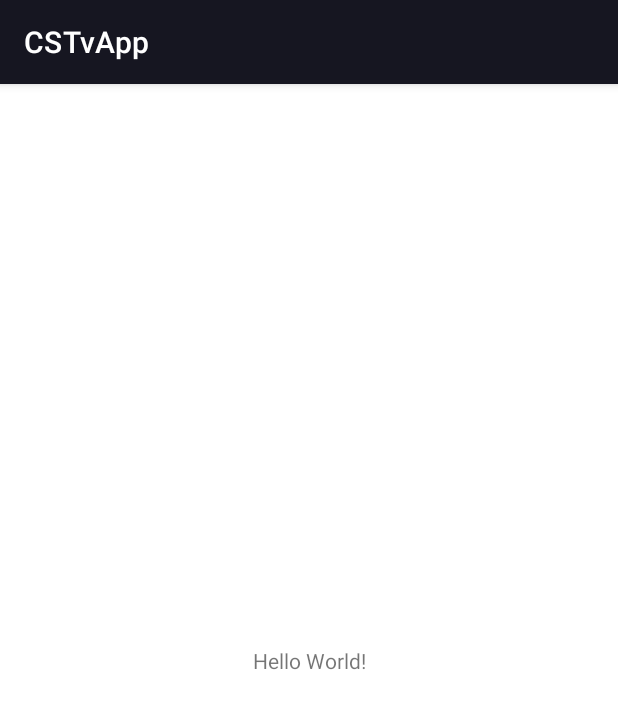
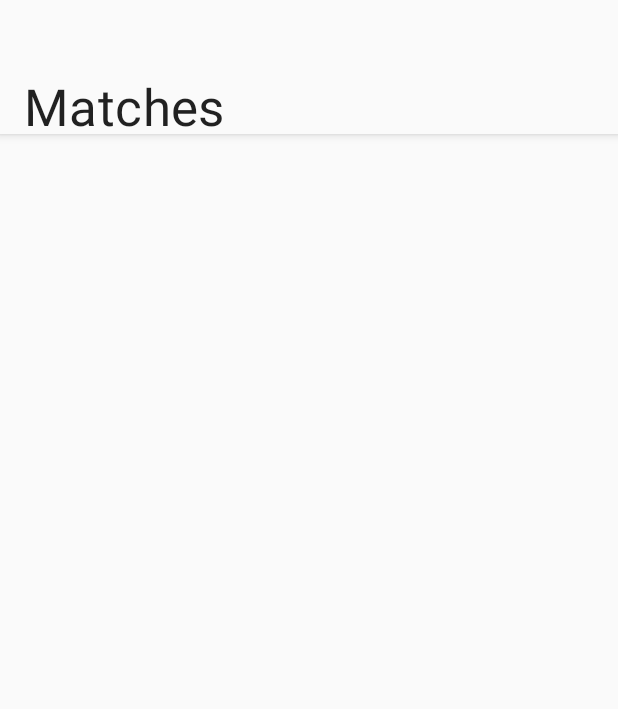
Before and after one commit to brunofelix7/CSTvApp, an Android app: the screen it shows after launch (MainActivity before the commit, MatchListActivity after it), on a phone screen of 412 x 824 dp. Shown: the top 709 px of the screen. Run offline under Robolectric (Android 15) with nearby library versions, the phone set to English and light mode, and no system bars.

Commit message:
:lipstick: Alteração nos temas e criação de Activity de detalhes

```diff
--- a/app/src/main/AndroidManifest.xml
+++ b/app/src/main/AndroidManifest.xml
@@ -1,7 +1,7 @@
 <?xml version="1.0" encoding="utf-8"?>
 <manifest xmlns:android="http://schemas.android.com/apk/res/android"
     xmlns:tools="http://schemas.android.com/tools"
-    package="me.brunofelix.cstvapp">
+    package="me.brunofelix.cstvapp" >
 
     <application
         android:allowBackup="true"
@@ -11,11 +11,14 @@
         android:label="@string/app_name"
         android:roundIcon="@mipmap/ic_launcher_round"
         android:supportsRtl="true"
-        android:theme="@style/Theme.CSTvApp"
-        tools:targetApi="31">
+        android:theme="@style/ThemeCSTvApp"
+        tools:targetApi="31" >
         <activity
-            android:name=".MainActivity"
-            android:exported="true">
+            android:name=".ui.matchdetails.MatchDetailsActivity"
+            android:exported="false" />
+        <activity
+            android:name=".ui.matchlist.MatchListActivity"
+            android:exported="true" >
             <intent-filter>
                 <action android:name="android.intent.action.MAIN" />
 
--- a/app/src/main/java/me/brunofelix/cstvapp/MainActivity.kt
+++ /dev/null
@@ -1,11 +0,0 @@
-package me.brunofelix.cstvapp
-
-import androidx.appcompat.app.AppCompatActivity
-import android.os.Bundle
-
-class MainActivity : AppCompatActivity() {
-    override fun onCreate(savedInstanceState: Bundle?) {
-        super.onCreate(savedInstanceState)
-        setContentView(R.layout.activity_main)
-    }
-}
--- /dev/null
+++ b/app/src/main/java/me/brunofelix/cstvapp/ui/matchdetails/MatchDetailsActivity.kt
@@ -0,0 +1,20 @@
+package me.brunofelix.cstvapp.ui.matchdetails
+
+import androidx.appcompat.app.AppCompatActivity
+import android.os.Bundle
+import me.brunofelix.cstvapp.databinding.ActivityMatchDetailsBinding
+
+class MatchDetailsActivity : AppCompatActivity() {
+
+    private lateinit var binding: ActivityMatchDetailsBinding
+
+    override fun onCreate(savedInstanceState: Bundle?) {
+        super.onCreate(savedInstanceState)
+        initUI()
+    }
+
+    private fun initUI() {
+        binding = ActivityMatchDetailsBinding.inflate(layoutInflater)
+        setContentView(binding.root)
+    }
+}
--- /dev/null
+++ b/app/src/main/java/me/brunofelix/cstvapp/ui/matchlist/MatchListActivity.kt
@@ -0,0 +1,20 @@
+package me.brunofelix.cstvapp.ui.matchlist
+
+import androidx.appcompat.app.AppCompatActivity
+import android.os.Bundle
+import me.brunofelix.cstvapp.databinding.ActivityMatchListBinding
+
+class MatchListActivity : AppCompatActivity() {
+
+    private lateinit var binding: ActivityMatchListBinding
+
+    override fun onCreate(savedInstanceState: Bundle?) {
+        super.onCreate(savedInstanceState)
+        initUI()
+    }
+
+    private fun initUI() {
+        binding = ActivityMatchListBinding.inflate(layoutInflater)
+        setContentView(binding.root)
+    }
+}
--- a/app/src/main/res/layout/activity_main.xml
+++ b/app/src/main/res/layout/activity_match_details.xml
@@ -4,15 +4,6 @@
     xmlns:tools="http://schemas.android.com/tools"
     android:layout_width="match_parent"
     android:layout_height="match_parent"
-    tools:context=".MainActivity">
-
-    <TextView
-        android:layout_width="wrap_content"
-        android:layout_height="wrap_content"
-        android:text="Hello World!"
-        app:layout_constraintBottom_toBottomOf="parent"
-        app:layout_constraintEnd_toEndOf="parent"
-        app:layout_constraintStart_toStartOf="parent"
-        app:layout_constraintTop_toTopOf="parent" />
+    tools:context=".ui.matchdetails.MatchDetailsActivity">
 
 </androidx.constraintlayout.widget.ConstraintLayout>
--- /dev/null
+++ b/app/src/main/res/layout/activity_match_list.xml
@@ -0,0 +1,31 @@
+<?xml version="1.0" encoding="utf-8"?>
+<androidx.constraintlayout.widget.ConstraintLayout xmlns:android="http://schemas.android.com/apk/res/android"
+    xmlns:app="http://schemas.android.com/apk/res-auto"
+    xmlns:tools="http://schemas.android.com/tools"
+    android:layout_width="match_parent"
+    android:layout_height="match_parent"
+    android:background="?android:windowBackground"
+    tools:context=".ui.matchlist.MatchListActivity">
+
+    <com.google.android.material.appbar.AppBarLayout
+        android:id="@+id/app_bar"
+        android:layout_width="match_parent"
+        android:layout_height="wrap_content"
+        android:background="?android:windowActionBar"
+        android:elevation="0dp"
+        app:layout_constraintEnd_toEndOf="parent"
+        app:layout_constraintStart_toStartOf="parent"
+        app:layout_constraintTop_toTopOf="parent">
+
+        <androidx.appcompat.widget.Toolbar
+            android:id="@+id/toolbar"
+            android:layout_width="match_parent"
+            android:layout_height="wrap_content"
+            android:elevation="0dp"
+            android:paddingTop="44dp"
+            app:title="Matches"
+            app:titleTextAppearance="@style/TextAppearance.MaterialComponents.Headline4" />
+
+    </com.google.android.material.appbar.AppBarLayout>
+
+</androidx.constraintlayout.widget.ConstraintLayout>
--- a/app/src/main/res/values-night/themes.xml
+++ b/app/src/main/res/values-night/themes.xml
@@ -1,6 +1,6 @@
 <resources xmlns:tools="http://schemas.android.com/tools">
     <!-- Base application theme. -->
-    <style name="Theme.CSTvApp" parent="Theme.MaterialComponents.DayNight.DarkActionBar">
+    <style name="ThemeCSTvApp" parent="Theme.MaterialComponents.DayNight.NoActionBar">
         <!-- Primary brand color. -->
         <item name="colorPrimary">@color/primary</item>
         <item name="colorPrimaryVariant">@color/primary</item>
@@ -9,8 +9,15 @@
         <item name="colorSecondary">@color/red</item>
         <item name="colorSecondaryVariant">@color/red</item>
         <item name="colorOnSecondary">@color/black</item>
+
         <!-- Status bar color. -->
-        <item name="android:statusBarColor" tools:targetApi="l">?attr/colorPrimaryVariant</item>
-        <!-- Customize your theme here. -->
+        <item name="android:statusBarColor">?attr/colorPrimaryVariant</item>
+
+        <!-- Background color. -->
+        <item name="android:windowBackground">?attr/colorPrimaryVariant</item>
+
+        <!-- Toolbar color. -->
+        <item name="android:windowActionBar">?attr/colorPrimaryVariant</item>
+
     </style>
 </resources>
--- a/app/src/main/res/values/themes.xml
+++ b/app/src/main/res/values/themes.xml
@@ -1,6 +1,6 @@
 <resources xmlns:tools="http://schemas.android.com/tools">
     <!-- Base application theme. -->
-    <style name="Theme.CSTvApp" parent="Theme.MaterialComponents.DayNight.DarkActionBar">
+    <style name="ThemeCSTvApp" parent="Theme.MaterialComponents.DayNight.NoActionBar">
         <!-- Primary brand color. -->
         <item name="colorPrimary">@color/primary</item>
         <item name="colorPrimaryVariant">@color/primary</item>
@@ -9,8 +9,14 @@
         <item name="colorSecondary">@color/red</item>
         <item name="colorSecondaryVariant">@color/red</item>
         <item name="colorOnSecondary">@color/black</item>
+
         <!-- Status bar color. -->
-        <item name="android:statusBarColor" tools:targetApi="l">?attr/colorPrimaryVariant</item>
-        <!-- Customize your theme here. -->
+        <item name="android:statusBarColor">@color/light</item>
+
+        <!-- Background color. -->
+        <item name="android:windowBackground">@color/light</item>
+
+        <!-- Toolbar color. -->
+        <item name="android:windowActionBar">@color/light</item>
     </style>
 </resources>
```
